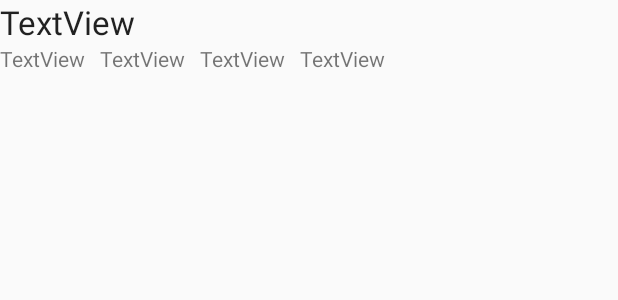
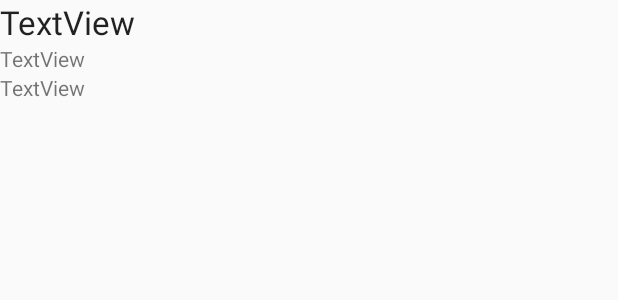
Before and after one commit to zafird/Foodrey, an Android app: the layout list_layout.xml on its own in the app's theme, with its tools: preview values and no code run, on a phone screen of 412 x 824 dp. Shown: the top 300 px of the screen. Run offline under Robolectric (Android 15) with nearby library versions, the phone set to English and light mode, and no system bars.

Commit message:
tidy up layout

```diff
--- a/app/src/main/java/ca/bcit/comp3717project/ListViewAdapter.java
+++ b/app/src/main/java/ca/bcit/comp3717project/ListViewAdapter.java
@@ -82,7 +82,7 @@ public class ListViewAdapter extends BaseAdapter {
             }
             holder.name = (TextView) view.findViewById(R.id.restaurantName);
             holder.address= (TextView) view.findViewById(R.id.textAddress);
-            holder.city= (TextView) view.findViewById(R.id.textCity);
+//            holder.city= (TextView) view.findViewById(R.id.textCity);
             holder.rating= (TextView) view.findViewById(R.id.textRating);
             holder.inspectionDate= (TextView) view.findViewById(R.id.textInspectionDate);
             view.setTag(holder);
@@ -95,10 +95,11 @@ public class ListViewAdapter extends BaseAdapter {
 
         // Set the results into TextViews
         holder.name.setText(restaurantList.get(position).getNAME());
-        holder.address.setText(restaurantList.get(position).getPHYSICALADDRESS());
-        holder.city.setText(restaurantList.get(position).getPHYSICALCITY());
+        holder.address.setText(restaurantList.get(position).getPHYSICALADDRESS() +
+                " " + restaurantList.get(position).getPHYSICALCITY());
+//        holder.city.setText(restaurantList.get(position).getPHYSICALCITY());
 
-        holder.rating.setText(restaurantList.get(position).getHazardRating());
+        holder.rating.setText(String.format("Hazard Rating: %s", restaurantList.get(position).getHazardRating()));
         if("Low".equals(restaurantList.get(position).getHazardRating())){
             holder.rating.setTextColor(Color.GREEN);
         } else if("Moderate".equals(restaurantList.get(position).getHazardRating())){
@@ -111,7 +112,7 @@ public class ListViewAdapter extends BaseAdapter {
         try {
             Date d1 = sdf.parse(restaurantList.get(position).getInspectionDate());
             sdf.applyPattern("MM/dd/yyyy");
-            holder.inspectionDate.setText(sdf.format(d1));
+            holder.inspectionDate.setText(String.format("InspectionDate: %s", sdf.format(d1)));
         } catch (ParseException e) {
             e.printStackTrace();
         }
--- a/app/src/main/java/ca/bcit/comp3717project/LoadingActivity.java
+++ /dev/null
@@ -1,23 +0,0 @@
-package ca.bcit.comp3717project;
-
-import android.content.Intent;
-import android.os.Bundle;
-import android.os.Handler;
-import android.view.View;
-import android.widget.ProgressBar;
-import android.widget.TextView;
-
-import androidx.annotation.Nullable;
-import androidx.appcompat.app.AppCompatActivity;
-
-public class LoadingActivity extends AppCompatActivity {
-
-
-    @Override
-    protected void onCreate(@Nullable Bundle savedInstanceState) {
-        super.onCreate(savedInstanceState);
-        setContentView(R.layout.activity_loading);
-
-    }
-
-}
--- a/app/src/main/res/layout/list_layout.xml
+++ b/app/src/main/res/layout/list_layout.xml
@@ -1,13 +1,12 @@
 <?xml version="1.0" encoding="utf-8"?>
-<LinearLayout
+<TableLayout
     xmlns:android="http://schemas.android.com/apk/res/android"
     android:orientation="vertical"
+    android:stretchColumns="1"
     android:layout_width="match_parent"
     android:layout_height="match_parent">
 
-    <LinearLayout
-        xmlns:android="http://schemas.android.com/apk/res/android"
-        android:orientation="horizontal"
+    <TableRow
         android:layout_width="wrap_content"
         android:layout_height="wrap_content" >
 
@@ -16,49 +15,40 @@
             android:textAppearance="@style/Base.TextAppearance.AppCompat.Large"
             android:layout_width="match_parent"
             android:layout_height="wrap_content"
-            android:text="TextView"
-            android:minWidth="150sp" />
+            android:text="TextView" />
 
-    </LinearLayout>
+    </TableRow>
 
-    <LinearLayout
-        xmlns:android="http://schemas.android.com/apk/res/android"
-        android:orientation="horizontal"
+    <TableRow
         android:layout_width="wrap_content"
         android:layout_height="wrap_content" >
 
         <TextView
             android:id="@+id/textAddress"
-            android:layout_width="match_parent"
+            android:layout_width="wrap_content"
             android:layout_height="wrap_content"
             android:text="TextView" />
 
-        <TextView
-            android:id="@+id/textCity"
-            android:layout_width="match_parent"
-            android:layout_height="wrap_content"
-            android:text="TextView"
-            android:paddingLeft="10sp"/>
+        </TableRow>
 
-        <TextView
-            android:id="@+id/textRating"
-            android:layout_width="match_parent"
-            android:layout_height="wrap_content"
-            android:text="TextView"
-            android:paddingLeft="10sp"
-            android:layout_gravity="right"
-            />
-
+    <TableRow
+        android:stretchColumns="*"
+        android:layout_width="wrap_content"
+        android:layout_height="wrap_content" >
+            <TextView
+                android:id="@+id/textRating"
+                android:layout_width="0dp"
+                android:layout_height="wrap_content"
+                android:text="TextView"/>
+    </TableRow>
+    <TableRow
+        android:stretchColumns="*"
+        android:layout_width="wrap_content"
+        android:layout_height="wrap_content" >
         <TextView
             android:id="@+id/textInspectionDate"
-            android:layout_width="match_parent"
-            android:layout_height="wrap_content"
-            android:text="TextView"
-            android:paddingLeft="10sp"
-            android:layout_gravity="right"
-            />
+            android:layout_width="0dp"
+            android:layout_height="wrap_content" />
+    </TableRow>
 
-
-    </LinearLayout>
-
-</LinearLayout>
+</TableLayout >
```
